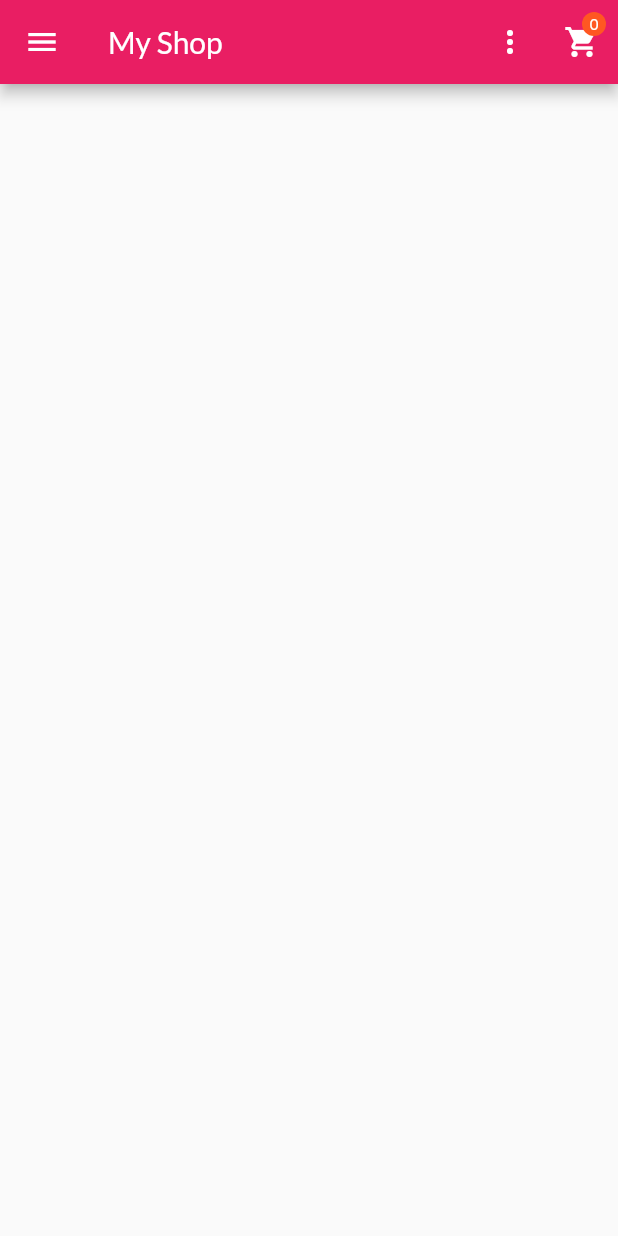
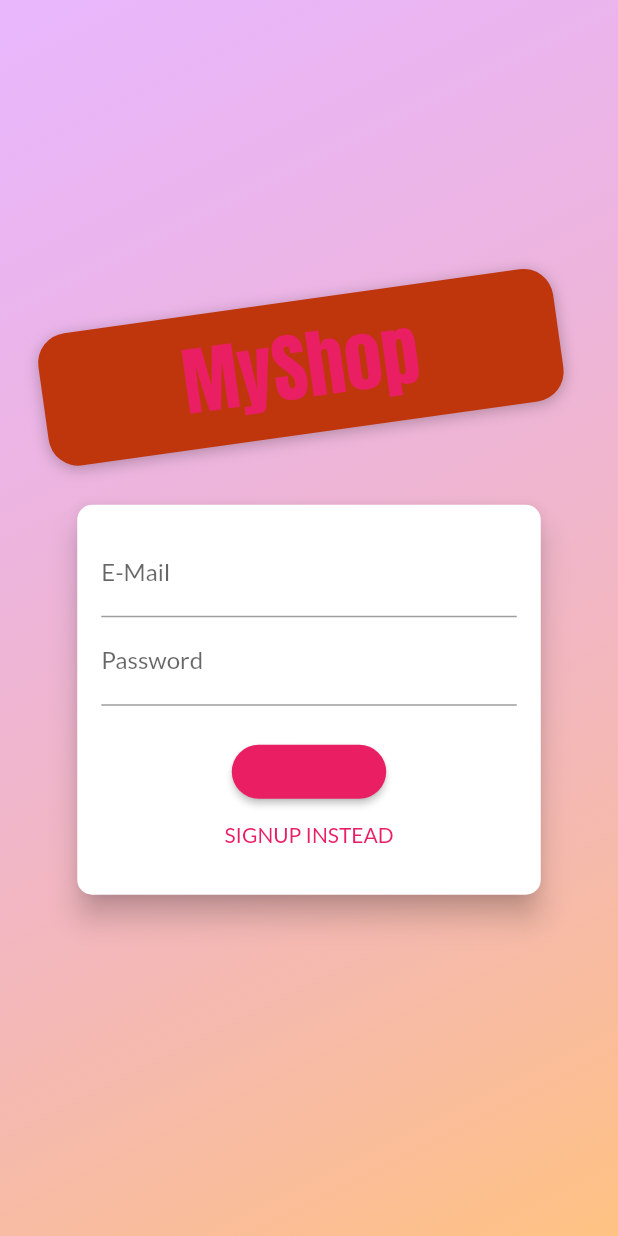
Before and after one commit to thuynt99/shopp_app, a Flutter app: the screen it shows after launch, on a phone screen of 412 x 824 dp. Run offline on Flutter 3.47's test engine with Material 2 defaults, Android fonts, the phone set to English and light mode, and no system bars.

Commit message:
Add sign in method

```diff
--- a/lib/main.dart
+++ b/lib/main.dart
@@ -1,8 +1,10 @@
 import 'package:flutter/material.dart';
 import 'package:provider/provider.dart';
+import 'package:shop_app/providers/auth.dart';
 import 'package:shop_app/providers/orders.dart';
 import 'package:shop_app/providers/products.dart';
 import 'package:shop_app/providers/cart.dart';
+import 'package:shop_app/screens/auth_screen.dart';
 import 'package:shop_app/screens/cart_screen.dart';
 import 'package:shop_app/screens/edit_product_screen.dart';
 import 'package:shop_app/screens/orders_screen.dart';
@@ -69,6 +71,9 @@ class _MyHomePageState extends State<MyHomePage> {
     return MultiProvider(
       providers: [
         ChangeNotifierProvider.value(
+          value: Auth(),
+        ),
+        ChangeNotifierProvider.value(
           value: Products(),
         ),
         ChangeNotifierProvider.value(
@@ -85,7 +90,7 @@ class _MyHomePageState extends State<MyHomePage> {
           accentColor: Colors.deepOrange,
           fontFamily: 'Lato',
         ),
-        home: ProductsOverviewScreen(),
+        home: AuthScreen(),
         routes: {
           ProductDetailScreen.routeName: (ctx) => ProductDetailScreen(),
           CartScreen.routerName: (ctx) => CartScreen(),
--- /dev/null
+++ b/lib/providers/auth.dart
@@ -0,0 +1,36 @@
+import 'dart:convert';
+
+import 'package:flutter/widgets.dart';
+import 'package:http/http.dart' as http;
+
+class Auth with ChangeNotifier {
+  // String _token;
+  // String _expriyDate;
+  // String _userId;
+
+  Future<void> signup(String email, String password) async {
+    final url = Uri.parse(
+        "https://identitytoolkit.googleapis.com/v1/accounts:signUp?key=AIzaSyCv4G4q5GsdmkT4y4RP73MYruz5kgGNrrg");
+
+    final response = await http.post(url,
+        body: json.encode({
+          'email': email,
+          'password': password,
+          'returnSecureToken': true,
+        }));
+    print(json.decode(response.body));
+  }
+
+  Future<void> login(String email, String password) async {
+    final url = Uri.parse(
+        "https://identitytoolkit.googleapis.com/v1/accounts:signInWithPassword?key=AIzaSyCv4G4q5GsdmkT4y4RP73MYruz5kgGNrrg");
+
+    final response = await http.post(url,
+        body: json.encode({
+          'email': email,
+          'password': password,
+          'returnSecureToken': true,
+        }));
+    print(json.decode(response.body));
+  }
+}
--- /dev/null
+++ b/lib/screens/auth_screen.dart
@@ -0,0 +1,232 @@
+import 'dart:math';
+
+import 'package:flutter/material.dart';
+import 'package:provider/provider.dart';
+
+import '../providers/auth.dart';
+
+enum AuthMode { Signup, Login }
+
+class AuthScreen extends StatelessWidget {
+  static const routeName = '/auth';
+
+  @override
+  Widget build(BuildContext context) {
+    final deviceSize = MediaQuery.of(context).size;
+    // final transformConfig = Matrix4.rotationZ(-8 * pi / 180);
+    // transformConfig.translate(-10.0);
+    return Scaffold(
+      // resizeToAvoidBottomInset: false,
+      body: Stack(
+        children: <Widget>[
+          Container(
+            decoration: BoxDecoration(
+              gradient: LinearGradient(
+                colors: [
+                  Color.fromRGBO(215, 117, 255, 1).withOpacity(0.5),
+                  Color.fromRGBO(255, 188, 117, 1).withOpacity(0.9),
+                ],
+                begin: Alignment.topLeft,
+                end: Alignment.bottomRight,
+                stops: [0, 1],
+              ),
+            ),
+          ),
+          SingleChildScrollView(
+            child: Container(
+              height: deviceSize.height,
+              width: deviceSize.width,
+              child: Column(
+                mainAxisAlignment: MainAxisAlignment.center,
+                crossAxisAlignment: CrossAxisAlignment.center,
+                children: <Widget>[
+                  Flexible(
+                    child: Container(
+                      margin: EdgeInsets.only(bottom: 20.0),
+                      padding:
+                          EdgeInsets.symmetric(vertical: 8.0, horizontal: 94.0),
+                      transform: Matrix4.rotationZ(-8 * pi / 180)
+                        ..translate(-10.0),
+                      // ..translate(-10.0),
+                      decoration: BoxDecoration(
+                        borderRadius: BorderRadius.circular(20),
+                        color: Colors.deepOrange.shade900,
+                        boxShadow: [
+                          BoxShadow(
+                            blurRadius: 8,
+                            color: Colors.black26,
+                            offset: Offset(0, 2),
+                          )
+                        ],
+                      ),
+                      child: Text(
+                        'MyShop',
+                        style: TextStyle(
+                          color: Theme.of(context).primaryColor,
+                          fontSize: 50,
+                          fontFamily: 'Anton',
+                          fontWeight: FontWeight.normal,
+                        ),
+                      ),
+                    ),
+                  ),
+                  Flexible(
+                    flex: deviceSize.width > 600 ? 2 : 1,
+                    child: AuthCard(),
+                  ),
+                ],
+              ),
+            ),
+          ),
+        ],
+      ),
+    );
+  }
+}
+
+class AuthCard extends StatefulWidget {
+  @override
+  _AuthCardState createState() => _AuthCardState();
+}
+
+class _AuthCardState extends State<AuthCard> {
+  final GlobalKey<FormState> _formKey = GlobalKey();
+  AuthMode _authMode = AuthMode.Login;
+  Map<String, String> _authData = {
+    'email': '',
+    'password': '',
+  };
+  var _isLoading = false;
+  final _passwordController = TextEditingController();
+
+  Future<void> _submit() async {
+    if (!_formKey.currentState!.validate()) {
+      // Invalid!
+      return;
+    }
+    _formKey.currentState!.save();
+    setState(() {
+      _isLoading = true;
+    });
+    if (_authMode == AuthMode.Login) {
+      // Log user in
+      await Provider.of<Auth>(context, listen: false).login(
+        _authData['email'] as String,
+        _authData['password'] as String,
+      );
+    } else {
+      // Sign user up
+      await Provider.of<Auth>(context, listen: false).signup(
+        _authData['email'] as String,
+        _authData['password'] as String,
+      );
+    }
+    setState(() {
+      _isLoading = false;
+    });
+  }
+
+  void _switchAuthMode() {
+    if (_authMode == AuthMode.Login) {
+      setState(() {
+        _authMode = AuthMode.Signup;
+      });
+    } else {
+      setState(() {
+        _authMode = AuthMode.Login;
+      });
+    }
+  }
+
+  @override
+  Widget build(BuildContext context) {
+    final deviceSize = MediaQuery.of(context).size;
+    return Card(
+      shape: RoundedRectangleBorder(
+        borderRadius: BorderRadius.circular(10.0),
+      ),
+      elevation: 8.0,
+      child: Container(
+        height: _authMode == AuthMode.Signup ? 320 : 260,
+        constraints:
+            BoxConstraints(minHeight: _authMode == AuthMode.Signup ? 320 : 260),
+        width: deviceSize.width * 0.75,
+        padding: EdgeInsets.all(16.0),
+        child: Form(
+          key: _formKey,
+          child: SingleChildScrollView(
+            child: Column(
+              children: <Widget>[
+                TextFormField(
+                  decoration: InputDecoration(labelText: 'E-Mail'),
+                  keyboardType: TextInputType.emailAddress,
+                  validator: (value) {
+                    if (value!.isEmpty || !value.contains('@')) {
+                      return 'Invalid email!';
+                    }
+                    return null;
+                  },
+                  onSaved: (value) {
+                    _authData['email'] = value!;
+                  },
+                ),
+                TextFormField(
+                  decoration: InputDecoration(labelText: 'Password'),
+                  obscureText: true,
+                  controller: _passwordController,
+                  validator: (value) {
+                    if (value!.isEmpty || value.length < 5) {
+                      return 'Password is too short!';
+                    }
+                  },
+                  onSaved: (value) {
+                    _authData['password'] = value!;
+                  },
+                ),
+                if (_authMode == AuthMode.Signup)
+                  TextFormField(
+                    enabled: _authMode == AuthMode.Signup,
+                    decoration: InputDecoration(labelText: 'Confirm Password'),
+                    obscureText: true,
+                    validator: _authMode == AuthMode.Signup
+                        ? (value) {
+                            if (value != _passwordController.text) {
+                              return 'Passwords do not match!';
+                            }
+                          }
+                        : null,
+                  ),
+                SizedBox(
+                  height: 20,
+                ),
+                if (_isLoading)
+                  CircularProgressIndicator()
+                else
+                  RaisedButton(
+                    child:
+                        Text(_authMode == AuthMode.Login ? 'LOGIN' : 'SIGN UP'),
+                    onPressed: _submit,
+                    shape: RoundedRectangleBorder(
+                      borderRadius: BorderRadius.circular(30),
+                    ),
+                    padding:
+                        EdgeInsets.symmetric(horizontal: 30.0, vertical: 8.0),
+                    color: Theme.of(context).primaryColor,
+                    textColor: Theme.of(context).primaryColor,
+                  ),
+                FlatButton(
+                  child: Text(
+                      '${_authMode == AuthMode.Login ? 'SIGNUP' : 'LOGIN'} INSTEAD'),
+                  onPressed: _switchAuthMode,
+                  padding: EdgeInsets.symmetric(horizontal: 30.0, vertical: 4),
+                  materialTapTargetSize: MaterialTapTargetSize.shrinkWrap,
+                  textColor: Theme.of(context).primaryColor,
+                ),
+              ],
+            ),
+          ),
+        ),
+      ),
+    );
+  }
+}
```
